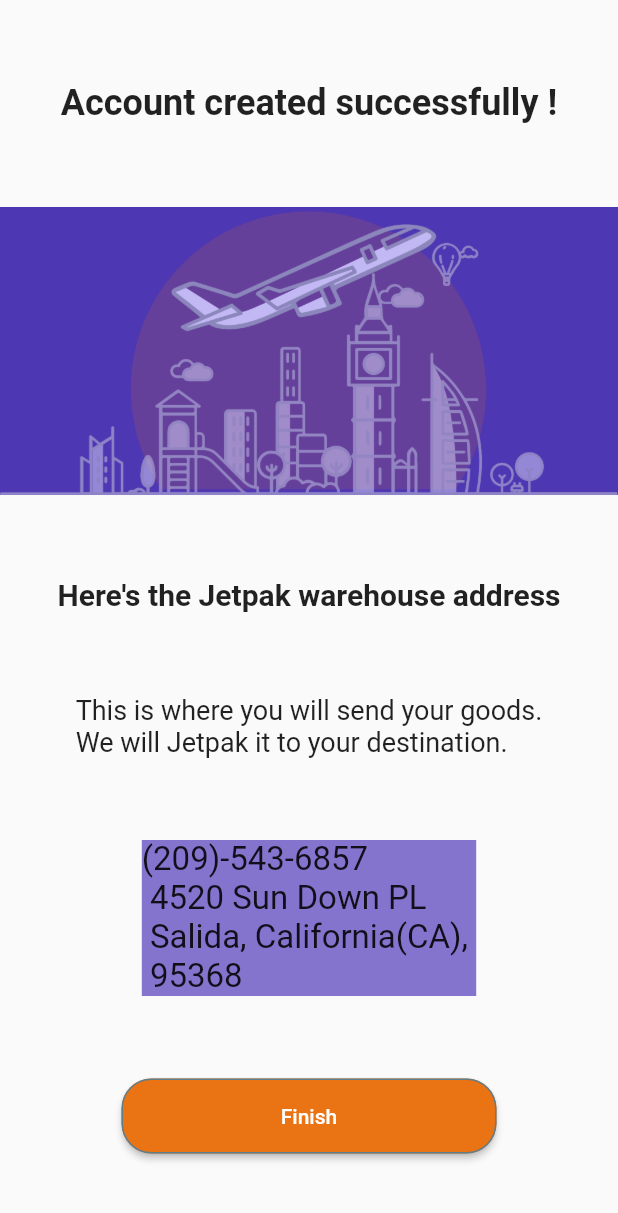
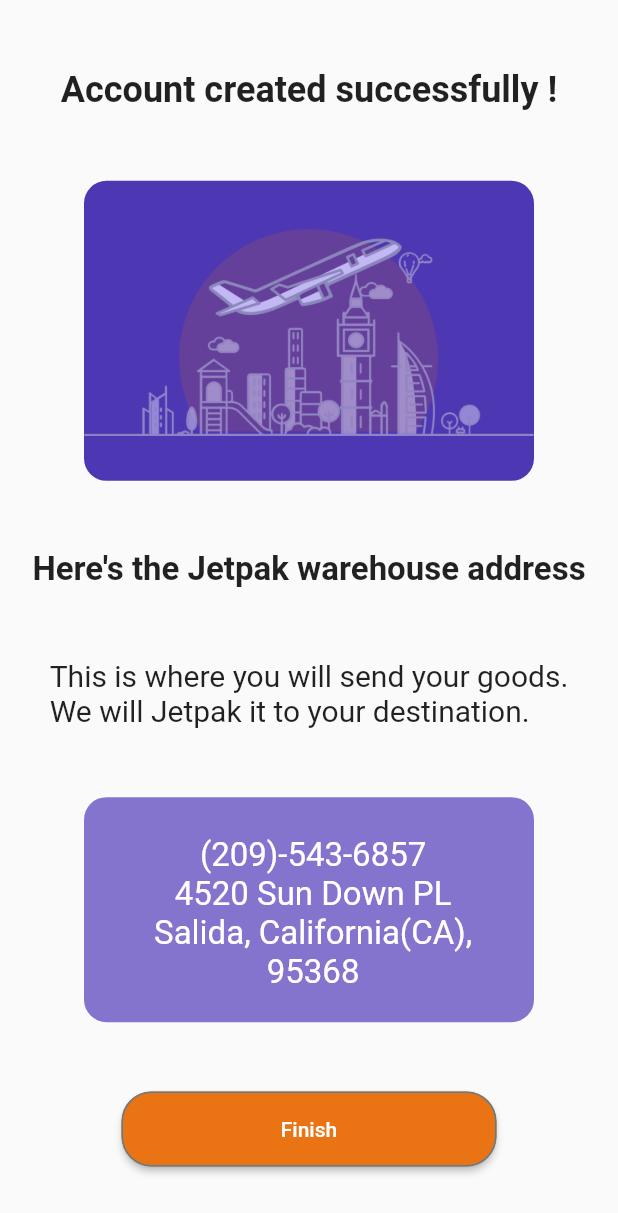
Before and after one commit to jetpakers/jetpakflutterapp, a Flutter app: the screen it shows after launch, on a phone screen of 412 x 824 dp. Shown: the top 1213 px of the screen. Run offline on Flutter 3.47's test engine with Material 2 defaults, Android fonts, the phone set to English and light mode, and no system bars; our stand-ins replace validators.

Commit message:
added space between components,,

```diff
--- a/lib/acc_created_address.dart
+++ b/lib/acc_created_address.dart
@@ -17,36 +17,50 @@
         mainAxisAlignment: MainAxisAlignment.center,
         children: <Widget>[
           Spacer(flex: 1),
-          Container(
-              child: Text(
-            'Account created successfully !',
-            style: TextStyle(fontWeight: FontWeight.bold, fontSize: 24),
-          )),
+          Center(
+            child: Container(
+                child: Text(
+              'Account created successfully !',
+              style: TextStyle(fontWeight: FontWeight.bold, fontSize: 24),
+            )),
+          ),
           Spacer(flex: 1),
           Container(
+            width: 300.0,
+            height: 200.0,
+            decoration: BoxDecoration(
+              image: DecorationImage(
+//                  fit: BoxFit.cover,
+                  image: AssetImage('assets/images/acc_created.png')
+              ),
+              borderRadius: BorderRadius.all(Radius.circular(15.0)),
             color: Color(0xFF4E37B2),
-            child: Center(
-              child: Image(image: AssetImage('assets/images/acc_created.png')),
             ),
           ),
           Spacer(),
           Container(
               child: Text(
             "Here's the Jetpak warehouse address",
-            style: TextStyle(fontWeight: FontWeight.bold, fontSize: 20),
+            style: TextStyle(fontWeight: FontWeight.bold, fontSize: 22),
           )),
           Spacer(),
           Container(
               child: Text(
             "This is where you will send your goods.\nWe will Jetpak it to your destination.",
-            style: TextStyle(fontSize: 18),
+            style: TextStyle(fontSize: 20),
           )),
           Spacer(),
           Container(
-            color: Color(0xFF8574CE),
+            width: 300.0,
+            height: 150.0,
+            decoration: BoxDecoration(
+              borderRadius: BorderRadius.all(Radius.circular(15.0)),
+              color: Color(0xFF8574CE),
+            ),
             child: Text(
-                "(209)-543-6857 \n 4520 Sun Down PL \n Salida, California(CA), \n 95368",
-                style: TextStyle(fontSize: 22),
+              "\n (209)-543-6857 \n 4520 Sun Down PL \n Salida, California(CA), \n 95368",
+              style: TextStyle(fontSize: 22, color: Colors.white),
+              textAlign: TextAlign.center,
             ),
           ),
           Spacer(),
```
